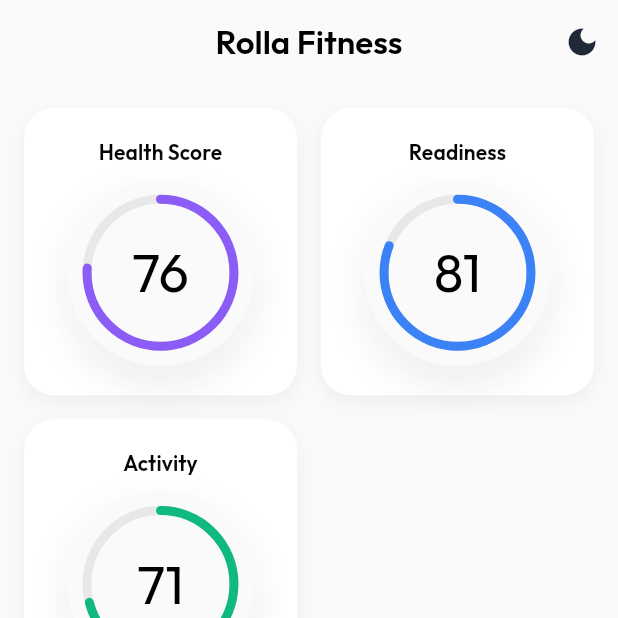
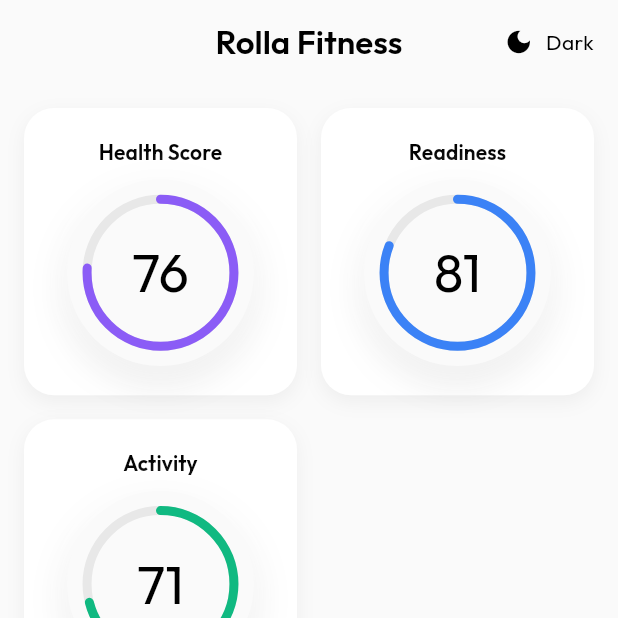
Before and after one commit to emeban44/rolla_fitness_app_demo, a Flutter app: the screen it shows after launch, on a phone screen of 412 x 824 dp, the top half of it. Run offline on Flutter 3.47's test engine with Material 3 defaults, Android fonts, the phone set to English and light mode, and no system bars; our stand-ins replace dartz, equatable, fl_chart, flutter_bloc, freezed_annotation, get_it and 2 more.

Commit message:
theme_switcher reusable widget

```diff
--- /dev/null
+++ b/lib/core/widgets/theme_switcher.dart
@@ -0,0 +1,28 @@
+import 'package:flutter/material.dart';
+import 'package:flutter_bloc/flutter_bloc.dart';
+import 'package:rolla_fitness_app_demo/core/theme/theme_cubit.dart';
+
+/// Reusable theme switcher widget for app bars
+class ThemeSwitcher extends StatelessWidget {
+  const ThemeSwitcher({super.key});
+
+  @override
+  Widget build(BuildContext context) {
+    final isDark = Theme.of(context).brightness == Brightness.dark;
+
+    return TextButton.icon(
+      onPressed: () {
+        context.read<ThemeCubit>().toggleTheme();
+      },
+      icon: Icon(
+        isDark ? Icons.light_mode : Icons.dark_mode,
+        color: isDark ? Colors.white : Colors.black,
+        size: 20,
+      ),
+      label: Text(
+        isDark ? 'Light' : 'Dark',
+        style: Theme.of(context).textTheme.bodyMedium,
+      ),
+    );
+  }
+}
--- a/lib/features/scores/presentation/pages/home_page.dart
+++ b/lib/features/scores/presentation/pages/home_page.dart
@@ -3,7 +3,7 @@ import 'package:flutter_bloc/flutter_bloc.dart';
 import 'package:rolla_fitness_app_demo/core/di/service_locator.dart';
 import 'package:rolla_fitness_app_demo/core/widgets/error_widget.dart';
 import 'package:rolla_fitness_app_demo/core/widgets/loading_skeleton.dart';
-import 'package:rolla_fitness_app_demo/core/theme/theme_cubit.dart';
+import 'package:rolla_fitness_app_demo/core/widgets/theme_switcher.dart';
 import 'package:rolla_fitness_app_demo/features/scores/presentation/cubit/scores_cubit.dart';
 import 'package:rolla_fitness_app_demo/features/scores/presentation/cubit/scores_state.dart';
 import 'package:rolla_fitness_app_demo/features/scores/presentation/pages/score_detail_page.dart';
@@ -30,18 +30,8 @@ class HomePageView extends StatelessWidget {
     return Scaffold(
       appBar: AppBar(
         title: const Text('Rolla Fitness'),
-        actions: [
-          // Theme toggle button
-          IconButton(
-            icon: Icon(
-              Theme.of(context).brightness == Brightness.dark
-                  ? Icons.light_mode
-                  : Icons.dark_mode,
-            ),
-            onPressed: () {
-              context.read<ThemeCubit>().toggleTheme();
-            },
-          ),
+        actions: const [
+          ThemeSwitcher(),
         ],
       ),
       body: BlocBuilder<ScoresCubit, ScoresState>(
```
Also changed, not shown: lib/features/scores/presentation/pages/score_detail_page.dart (+3 -17 lines).
